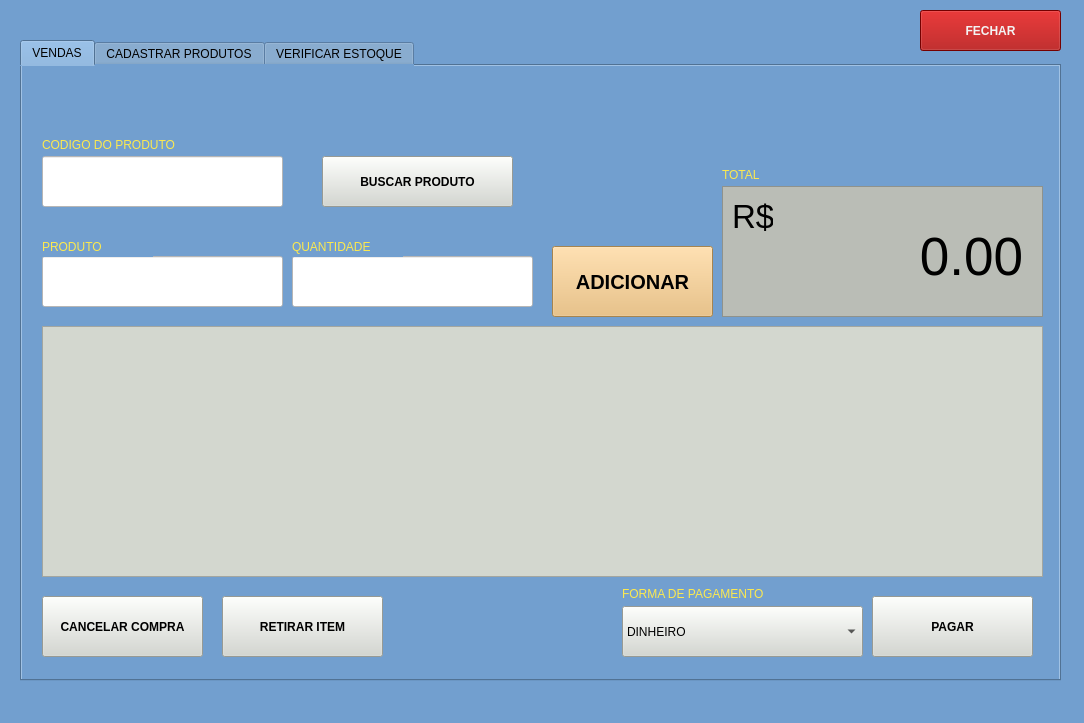
First picture: the form in vendas.ui, repository towcorp/pdvProjeto, before the edit.
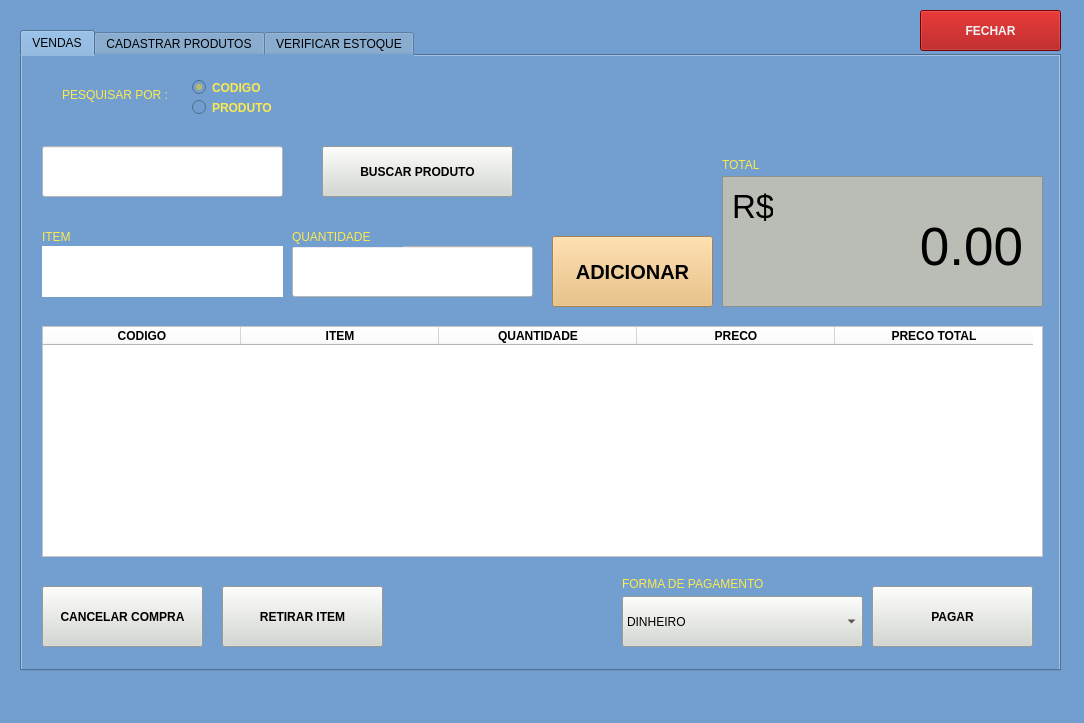
Second picture: the form after the edit. The open tabs and pages were chosen to show the change.

Commit message: aplicando pesquisa de produto e codigo

Patch:
```diff
--- a/vendas.ui
+++ b/vendas.ui
@@ -28,7 +28,7 @@
     <property name="geometry">
      <rect>
       <x>20</x>
-      <y>40</y>
+      <y>30</y>
       <width>1041</width>
       <height>641</height>
      </rect>
@@ -56,9 +56,9 @@
      <widget class="QLabel" name="label">
       <property name="geometry">
        <rect>
-        <x>20</x>
-        <y>70</y>
-        <width>161</width>
+        <x>40</x>
+        <y>30</y>
+        <width>121</width>
         <height>17</height>
        </rect>
       </property>
@@ -66,7 +66,7 @@
        <string notr="true">color: rgb(252, 233, 79);</string>
       </property>
       <property name="text">
-       <string>CODIGO DO PRODUTO</string>
+       <string>PESQUISAR POR :</string>
       </property>
      </widget>
      <widget class="QPushButton" name="btBuscarProdutoVenda">
@@ -190,19 +190,6 @@
        <string>TOTAL</string>
       </property>
      </widget>
-     <widget class="QTableView" name="tableView">
-      <property name="geometry">
-       <rect>
-        <x>20</x>
-        <y>260</y>
-        <width>1001</width>
-        <height>251</height>
-       </rect>
-      </property>
-      <property name="styleSheet">
-       <string notr="true">background-color: rgb(211, 215, 207);</string>
-      </property>
-     </widget>
      <widget class="QPushButton" name="btRetirarItemVenda">
       <property name="geometry">
        <rect>
@@ -313,19 +300,6 @@
        <string>PAGAR</string>
       </property>
      </widget>
-     <widget class="QLineEdit" name="cpProdutoVenda">
-      <property name="geometry">
-       <rect>
-        <x>20</x>
-        <y>190</y>
-        <width>241</width>
-        <height>51</height>
-       </rect>
-      </property>
-      <property name="styleSheet">
-       <string notr="true">background-color: rgb(255, 255, 255);</string>
-      </property>
-     </widget>
      <widget class="QLineEdit" name="cpQuantidadeVenda">
       <property name="geometry">
        <rect>
@@ -344,7 +318,7 @@
        <rect>
         <x>20</x>
         <y>170</y>
-        <width>111</width>
+        <width>151</width>
         <height>21</height>
        </rect>
       </property>
@@ -352,7 +326,7 @@
        <string notr="true">color: rgb(252, 233, 79);</string>
       </property>
       <property name="text">
-       <string>PRODUTO</string>
+       <string>ITEM</string>
       </property>
      </widget>
      <widget class="QLabel" name="label_2">
@@ -371,6 +345,181 @@
        <string>QUANTIDADE</string>
       </property>
      </widget>
+     <widget class="QRadioButton" name="rbCodigoVenda">
+      <property name="geometry">
+       <rect>
+        <x>170</x>
+        <y>20</y>
+        <width>191</width>
+        <height>23</height>
+       </rect>
+      </property>
+      <property name="font">
+       <font>
+        <weight>75</weight>
+        <bold>true</bold>
+       </font>
+      </property>
+      <property name="styleSheet">
+       <string notr="true">color: rgb(252, 233, 79);</string>
+      </property>
+      <property name="text">
+       <string>CODIGO </string>
+      </property>
+      <property name="checked">
+       <bool>true</bool>
+      </property>
+     </widget>
+     <widget class="QRadioButton" name="rbProdutoVenda">
+      <property name="geometry">
+       <rect>
+        <x>170</x>
+        <y>40</y>
+        <width>112</width>
+        <height>23</height>
+       </rect>
+      </property>
+      <property name="font">
+       <font>
+        <weight>75</weight>
+        <bold>true</bold>
+       </font>
+      </property>
+      <property name="styleSheet">
+       <string notr="true">color: rgb(252, 233, 79);</string>
+      </property>
+      <property name="text">
+       <string>PRODUTO</string>
+      </property>
+     </widget>
+     <widget class="QLabel" name="lbItemVenda">
+      <property name="geometry">
+       <rect>
+        <x>20</x>
+        <y>190</y>
+        <width>241</width>
+        <height>51</height>
+       </rect>
+      </property>
+      <property name="styleSheet">
+       <string notr="true">background-color: rgb(255, 255, 255);</string>
+      </property>
+      <property name="text">
+       <string/>
+      </property>
+      <property name="alignment">
+       <set>Qt::AlignCenter</set>
+      </property>
+     </widget>
+     <widget class="QTableWidget" name="tableWidget_2">
+      <property name="geometry">
+       <rect>
+        <x>20</x>
+        <y>270</y>
+        <width>1001</width>
+        <height>231</height>
+       </rect>
+      </property>
+      <property name="styleSheet">
+       <string notr="true">background-color: rgb(255, 255, 255);</string>
+      </property>
+      <property name="autoScrollMargin">
+       <number>41</number>
+      </property>
+      <attribute name="horizontalHeaderDefaultSectionSize">
+       <number>198</number>
+      </attribute>
+      <column>
+       <property name="text">
+        <string>CODIGO</string>
+       </property>
+       <property name="font">
+        <font>
+         <weight>75</weight>
+         <bold>true</bold>
+        </font>
+       </property>
+       <property name="background">
+        <color>
+         <red>252</red>
+         <green>175</green>
+         <blue>62</blue>
+        </color>
+       </property>
+      </column>
+      <column>
+       <property name="text">
+        <string>ITEM</string>
+       </property>
+       <property name="font">
+        <font>
+         <weight>75</weight>
+         <bold>true</bold>
+        </font>
+       </property>
+       <property name="background">
+        <color>
+         <red>252</red>
+         <green>175</green>
+         <blue>62</blue>
+        </color>
+       </property>
+      </column>
+      <column>
+       <property name="text">
+        <string>QUANTIDADE</string>
+       </property>
+       <property name="font">
+        <font>
+         <weight>75</weight>
+         <bold>true</bold>
+        </font>
+       </property>
+       <property name="background">
+        <color>
+         <red>252</red>
+         <green>175</green>
+         <blue>62</blue>
+        </color>
+       </property>
+      </column>
+      <column>
+       <property name="text">
+        <string>PRECO</string>
+       </property>
+       <property name="font">
+        <font>
+         <weight>75</weight>
+         <bold>true</bold>
+        </font>
+       </property>
+       <property name="background">
+        <color>
+         <red>252</red>
+         <green>175</green>
+         <blue>62</blue>
+        </color>
+       </property>
+      </column>
+      <column>
+       <property name="text">
+        <string>PRECO TOTAL</string>
+       </property>
+       <property name="font">
+        <font>
+         <weight>75</weight>
+         <bold>true</bold>
+        </font>
+       </property>
+       <property name="background">
+        <color>
+         <red>252</red>
+         <green>175</green>
+         <blue>62</blue>
+        </color>
+       </property>
+      </column>
+     </widget>
     </widget>
     <widget class="QWidget" name="cadastro">
      <attribute name="title">
```
Left out of the diff: 4 changed lines with no effect on the pictures. The commit also changes 2 other files.
